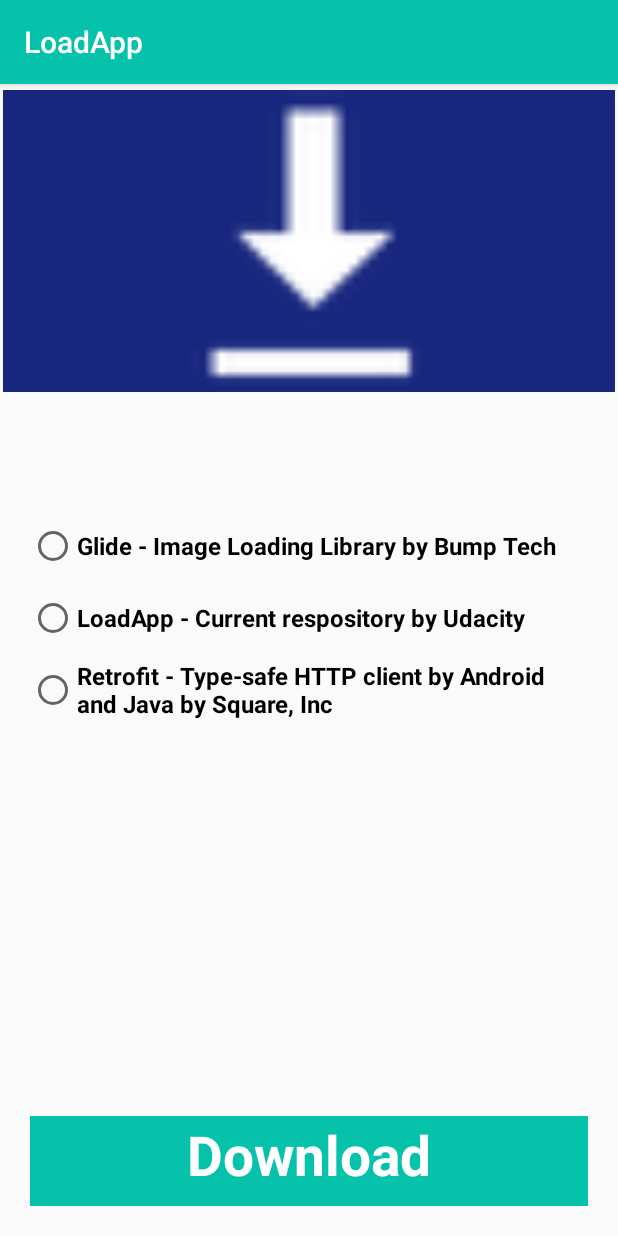
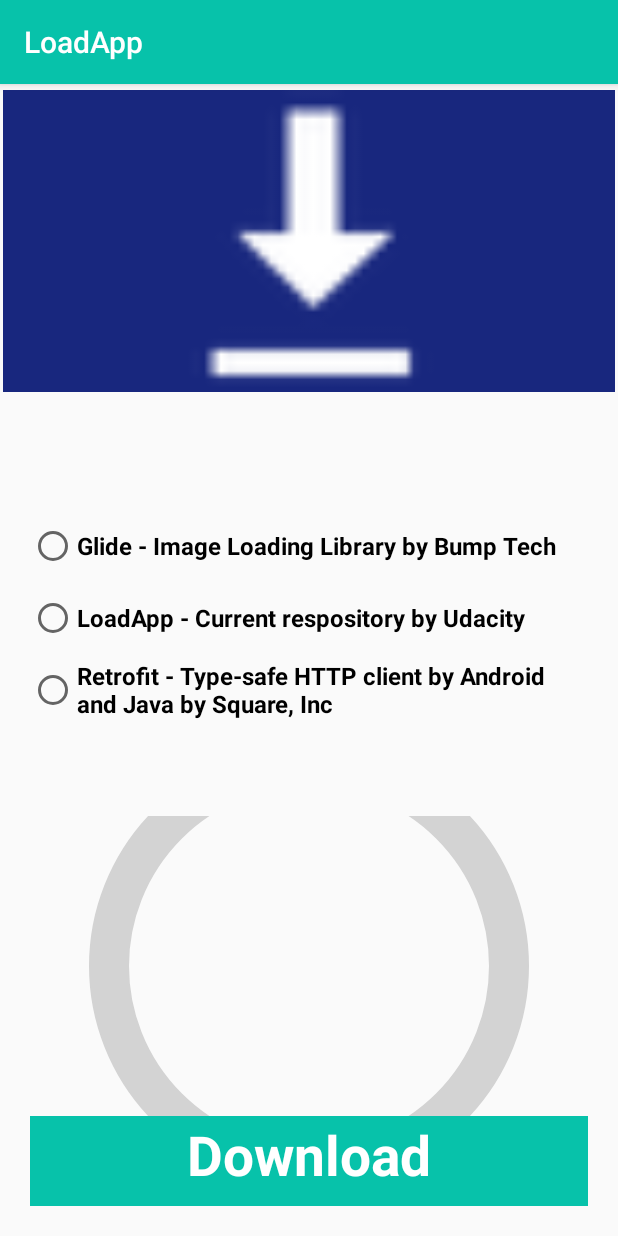
Before and after one commit to snozoka/ND940C3-Project, an Android app: the screen it shows after launch (MainActivity), on a phone screen of 412 x 824 dp. Run offline under Robolectric (Android 15) with nearby library versions, the phone set to English and light mode, and no system bars.

Commit message:
Updated commit with Load button working

```diff
--- a/app/src/main/java/com/udacity/LoadingButton.kt
+++ b/app/src/main/java/com/udacity/LoadingButton.kt
@@ -6,8 +6,6 @@ import android.content.Context
 import android.graphics.*
 import android.util.AttributeSet
 import android.view.View
-import android.widget.RadioGroup
-import android.widget.Toast
 import androidx.core.content.ContextCompat
 import kotlin.properties.Delegates
 
@@ -23,6 +21,7 @@ class LoadingButton @JvmOverloads constructor(
     // must never be cached as its value may change outside
     @Volatile
     private var progress: Double = 0.0
+
 
     private val pointPosition: PointF = PointF(0.0f, 0.0f)
     private var widthSize = 0
--- a/app/src/main/java/com/udacity/MainActivity.kt
+++ b/app/src/main/java/com/udacity/MainActivity.kt
@@ -68,6 +68,7 @@ class MainActivity : AppCompatActivity() {
             else
             {
                 // one of the radio buttons is checked
+                ovalProgress.animateProgress()
                 complete = true
                 custom_button.itemSelected(complete)
                 download()
--- /dev/null
+++ b/app/src/main/java/com/udacity/OvalProgress.kt
@@ -0,0 +1,106 @@
+package com.udacity
+
+import android.animation.PropertyValuesHolder
+import android.animation.ValueAnimator
+import android.content.Context
+import android.graphics.Canvas
+import android.graphics.Color
+import android.graphics.Paint
+import android.graphics.RectF
+import android.util.AttributeSet
+import android.view.View
+import android.view.animation.AccelerateDecelerateInterpolator
+import androidx.core.content.ContextCompat
+
+class OvalProgress @JvmOverloads constructor(
+    context: Context, attrs: AttributeSet? = null, defStyleAttr: Int = 0
+) : View(context, attrs, defStyleAttr) {
+
+    private val ovalSpace = RectF()
+    private var currentPercentage = 0
+    override fun onDraw(canvas: Canvas?) {
+        setSpace()
+        canvas?.let {
+            // 2
+            drawBackgroundArc(it)
+            // 3
+            drawInnerArc(it)
+        }
+    }
+
+    private fun setSpace() {
+        val horizontalCenter = (width.div(2)).toFloat()
+        val verticalCenter = (height.div(2)).toFloat()
+        val ovalSize = 200
+        ovalSpace.set(
+            horizontalCenter - ovalSize,
+            verticalCenter - ovalSize,
+            horizontalCenter + ovalSize,
+            verticalCenter + ovalSize
+        )
+    }
+
+    private val parentArcColor = context?.resources?.getColor(R.color.lightGray, null) ?: Color.GRAY
+
+    private val parentArcPaint = Paint().apply {
+        style = Paint.Style.STROKE
+        isAntiAlias = true
+        color = parentArcColor
+        strokeWidth = 40f
+    }
+
+    private val fillArcColor = ContextCompat.getColor(context, R.color.colorAccent)
+
+    private val fillArcPaint = Paint().apply {
+        style = Paint.Style.STROKE
+        isAntiAlias = true
+        color = fillArcColor
+        strokeWidth = 40f
+        // 1
+        strokeCap = Paint.Cap.ROUND
+    }
+    private fun drawBackgroundArc(it: Canvas) {
+        it.drawArc(ovalSpace, 0f, 360f, false, parentArcPaint)
+    }
+    private fun drawInnerArc(canvas: Canvas) {
+        val percentageToFill = getCurrentPercentageToFill()
+        canvas.drawArc(ovalSpace, 270f, percentageToFill, false, fillArcPaint)
+    }
+    private fun getCurrentPercentageToFill() =
+        (ARC_FULL_ROTATION_DEGREE * (currentPercentage / PERCENTAGE_DIVIDER)).toFloat()
+
+    fun animateProgress() {
+        // 1
+        val valuesHolder = PropertyValuesHolder.ofFloat(
+            PERCENTAGE_VALUE_HOLDER,
+            0f,
+            100f
+        )
+
+        // 2
+        val animator = ValueAnimator().apply {
+            setValues(valuesHolder)
+            duration = 1000
+            interpolator = AccelerateDecelerateInterpolator()
+
+            // 3
+            addUpdateListener {
+                // 4
+                val percentage = it.getAnimatedValue(PERCENTAGE_VALUE_HOLDER) as Float
+
+                // 5
+                currentPercentage = percentage.toInt()
+
+                // 6
+                invalidate()
+            }
+        }
+        // 7
+        animator.start()
+    }
+    companion object {
+        const val ARC_FULL_ROTATION_DEGREE = 360
+        const val PERCENTAGE_DIVIDER = 100.0
+        const val PERCENTAGE_VALUE_HOLDER = "percentage"
+    }
+}
--- a/app/src/main/res/layout/content_detail.xml
+++ b/app/src/main/res/layout/content_detail.xml
@@ -30,7 +30,7 @@
         android:text="Status content"
         android:textStyle="bold"
         app:layout_constraintStart_toEndOf="@+id/textViewStatus"
-        app:layout_constraintTop_toBottomOf="@+id/textViewFileNameContent" />
+        app:layout_constraintTop_toBottomOf="@+id/textViewFileName" />
 
     <TextView
         android:id="@+id/textViewFileNameContent"
@@ -38,7 +38,7 @@
         android:layout_height="wrap_content"
         android:layout_marginStart="16dp"
         android:layout_marginTop="132dp"
-        android:layout_marginEnd="148dp"
+        android:layout_marginEnd="80dp"
         android:text="File name content"
         android:textStyle="bold"
         app:layout_constraintEnd_toEndOf="parent"
--- a/app/src/main/res/layout/content_main.xml
+++ b/app/src/main/res/layout/content_main.xml
@@ -23,4 +23,12 @@
         app:layout_constraintTop_toTopOf="parent"
         app:layout_constraintVertical_bias="1.0" />
 
+    <com.udacity.OvalProgress
+        android:id="@+id/ovalProgress"
+        android:layout_width="match_parent"
+        android:layout_height="200dp"
+        app:layout_constraintBottom_toTopOf="@+id/custom_button"
+        app:layout_constraintEnd_toEndOf="parent"
+        app:layout_constraintStart_toStartOf="parent" />
+
 </androidx.constraintlayout.widget.ConstraintLayout>
--- a/app/src/main/res/values/colors.xml
+++ b/app/src/main/res/values/colors.xml
@@ -4,4 +4,7 @@
     <color name="colorPrimaryDark">#004349</color>
     <color name="colorAccent">#F9A825</color>
     <color name="white">#FFFFFF</color>
+    <color name="lightGray">#D3D3D3</color>
+
+
 </resources>
```
